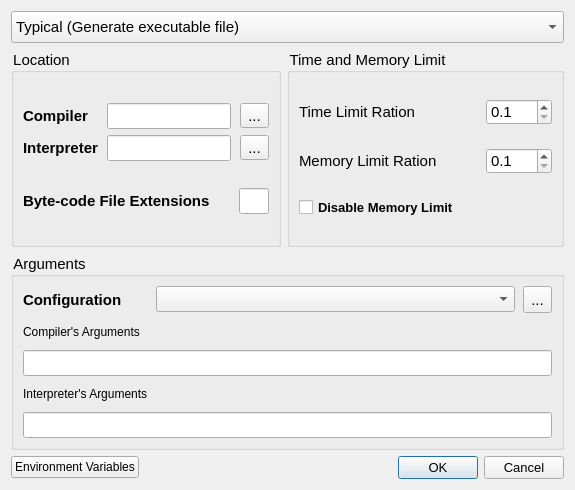
Before: the Qt Designer form forms/advancedcompilersettingsdialog.ui in Project-LemonLime/Project_LemonLime, drawn with Qt 5.
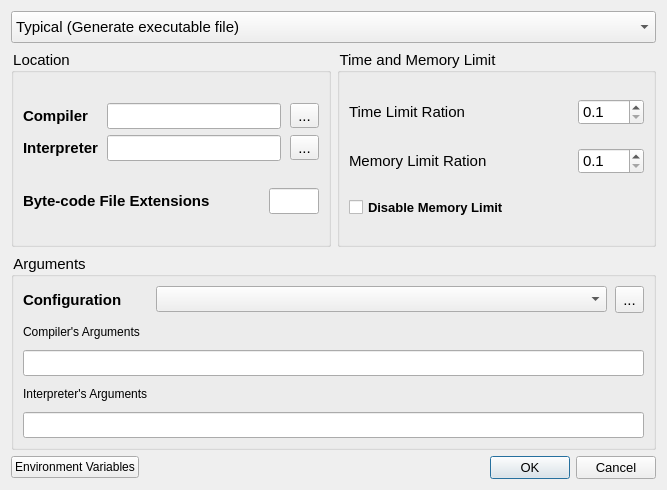
After: the same form once the commit is applied. Icons and pictures are not drawn.

```diff
--- a/forms/advancedcompilersettingsdialog.ui
+++ b/forms/advancedcompilersettingsdialog.ui
@@ -6,7 +6,7 @@
    <rect>
     <x>0</x>
     <y>0</y>
-    <width>575</width>
+    <width>667</width>
     <height>490</height>
    </rect>
   </property>
```
Left out of the diff: 16 changed lines with no effect on the pictures.
